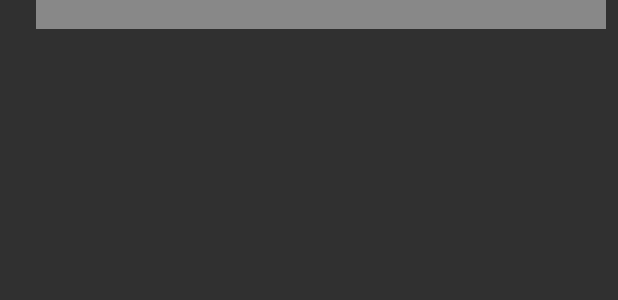
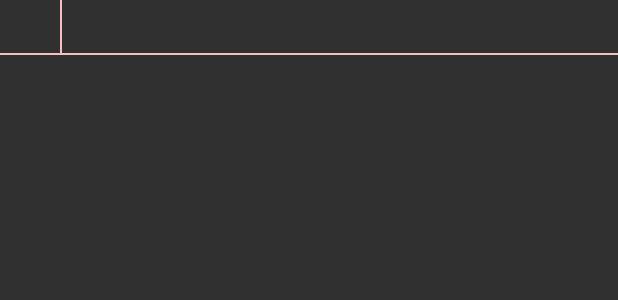
Before and after one commit to haowenbiao/AndroidProject, an Android app: the layout layout_item.xml on its own in the app's theme, with its tools: preview values and no code run, on a phone screen of 412 x 824 dp. Shown: the top 300 px of the screen. Run offline under Robolectric (Android 15) with nearby library versions, the phone set to English and light mode, and no system bars.

Commit message:
20170405-002

```diff
--- a/MyApplication/app/src/main/res/layout/layout_item.xml
+++ b/MyApplication/app/src/main/res/layout/layout_item.xml
@@ -3,20 +3,47 @@
     android:layout_width="match_parent"
     android:layout_height="wrap_content">
 
-    <TextView
-        android:id="@+id/tv_item_Id"
-        android:layout_width="wrap_content"
+    <LinearLayout
+        android:layout_width="40dp"
         android:layout_height="wrap_content"
-        android:layout_margin="8dp"
-         />
-    <TextView
-        android:id="@+id/tv_item_Name"
+        android:orientation="vertical">
+
+        <TextView
+            android:id="@+id/tv_item_Id"
+            android:layout_width="wrap_content"
+            android:layout_height="wrap_content"
+            android:layout_gravity="center"
+            android:layout_margin="8dp" />
+
+        <View
+            android:layout_width="match_parent"
+            android:layout_height="1dp"
+            android:background="#f7bebe" />
+    </LinearLayout>
+
+
+    <View
+        android:layout_width="1dp"
+        android:layout_height="match_parent"
+        android:background="#f7bebe" />
+
+    <LinearLayout
         android:layout_width="0dp"
         android:layout_height="wrap_content"
         android:layout_weight="1"
-        android:gravity="center"
-        android:layout_gravity="center_horizontal"
-        android:layout_margin="8dp"
-        android:background="#888"
-         />
+        android:orientation="vertical">
+
+        <TextView
+            android:id="@+id/tv_item_Name"
+            android:layout_width="match_parent"
+            android:layout_height="wrap_content"
+            android:layout_gravity="center"
+            android:layout_margin="8dp"
+            android:gravity="center" />
+
+        <View
+            android:layout_width="wrap_content"
+            android:layout_height="1dp"
+            android:background="#f7bebe" />
+    </LinearLayout>
 </LinearLayout>
```
